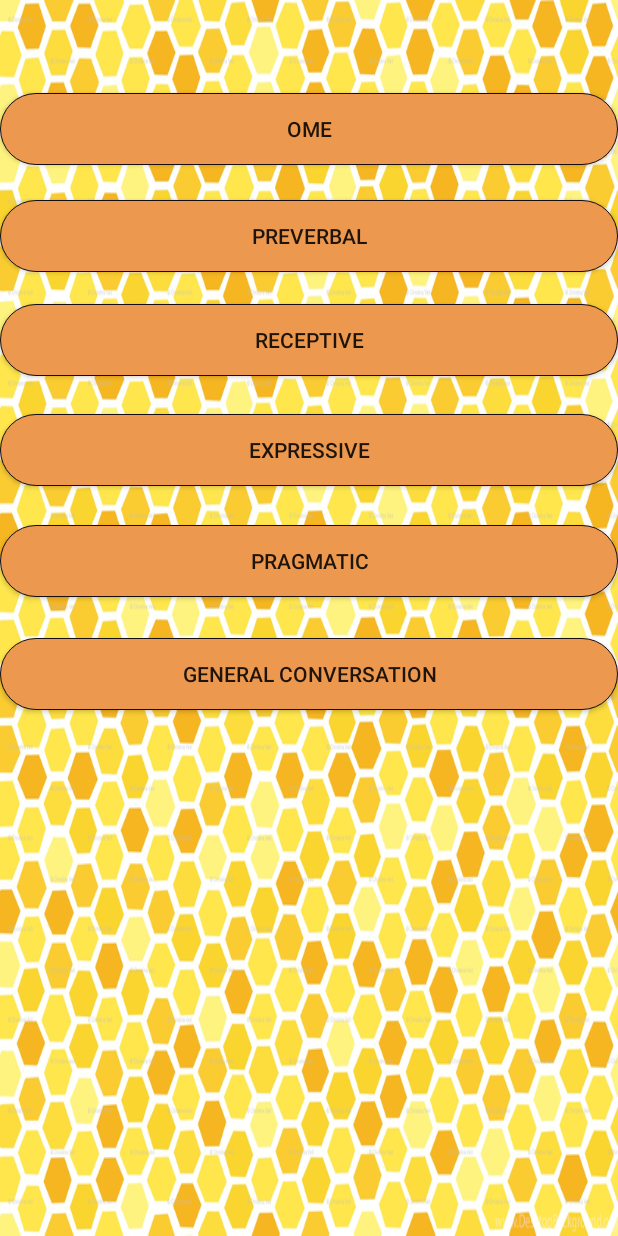
After one commit to rafzee/SpeechBee_final, an Android app: the TherapyLevelActivity screen opened directly, with no data from a screen before it, on a phone screen of 412 x 824 dp. The commit adds this screen. Run offline under Robolectric (Android 15) with nearby library versions, the phone set to English and light mode, and no system bars.

Commit message:
Therapy level commit

```diff
--- a/app/build.gradle
+++ b/app/build.gradle
@@ -31,4 +31,6 @@ dependencies {
 
 
 
+
+
 apply plugin: 'com.google.gms.google-services'
--- a/app/src/main/AndroidManifest.xml
+++ b/app/src/main/AndroidManifest.xml
@@ -18,7 +18,9 @@
         </activity>
         <activity android:name=".MainActivity" />
         <activity android:name=".LoginActivity" />
-        <activity android:name=".SignupActivity"></activity>
+        <activity android:name=".SignupActivity" />
+        <activity android:name=".TherapyLevelActivity" />
+        <activity android:name=".ReceptiveLevelsActivity"></activity>
     </application>
 
 </manifest>
--- a/app/src/main/java/com/example/muhamin/speechbee/LoginActivity.java
+++ b/app/src/main/java/com/example/muhamin/speechbee/LoginActivity.java
@@ -71,7 +71,7 @@ public class LoginActivity extends AppCompatActivity {
                             if (task.isSuccessful()) {
                                 FirebaseUser user = mAuth.getCurrentUser();
                                 Toast.makeText(getApplicationContext(), "Logged in", Toast.LENGTH_SHORT).show();
-                                Intent intent = new Intent(LoginActivity.this, MainActivity.class);
+                                Intent intent = new Intent(LoginActivity.this, TherapyLevelActivity.class);
                                 startActivity(intent);
                                 finish();
                             } else {
--- /dev/null
+++ b/app/src/main/java/com/example/muhamin/speechbee/TherapyLevelActivity.java
@@ -0,0 +1,26 @@
+package com.example.muhamin.speechbee;
+
+import android.content.Intent;
+import android.support.v7.app.AppCompatActivity;
+import android.os.Bundle;
+import android.view.View;
+import android.widget.Button;
+
+public class TherapyLevelActivity extends AppCompatActivity {
+ Button b3;
+    @Override
+    protected void onCreate(Bundle savedInstanceState) {
+        super.onCreate(savedInstanceState);
+        setContentView(R.layout.activity_therapy_level);
+
+
+        b3=findViewById(R.id.btn3);
+        b3.setOnClickListener(new View.OnClickListener() {
+            @Override
+            public void onClick(View view) {
+                Intent intent = new Intent(TherapyLevelActivity.this, ReceptiveLevelsActivity.class);
+                startActivity(intent);
+            }
+    });
+    }
+}
--- /dev/null
+++ b/app/src/main/res/drawable/button_text.xml
@@ -0,0 +1,28 @@
+<?xml version="1.0" encoding="utf-8"?>
+
+<selector xmlns:android="http://schemas.android.com/apk/res/android">
+    <item android:state_pressed="true">
+        <shape android:shape="rectangle">
+            <corners android:radius="25.0dip" />
+            <stroke android:width="0.2dip" android:color="@color/colorWhite" />
+            <gradient android:angle="-90.0" android:endColor="@android:color/transparent" android:startColor="@android:color/transparent" />
+        </shape>
+    </item>
+    <item android:state_focused="true">
+        <shape android:shape="rectangle">
+            <corners android:radius="25.0dip" />
+            <stroke android:width="0.2dip" android:color="@color/colorWhite" />
+            <solid android:color="@color/colorPrimaryDark" />
+        </shape>
+    </item>
+    <item>
+        <shape android:shape="rectangle">
+            <corners android:radius="25.0dip" />
+            <stroke android:width="0.2dip" android:color="@color/colorAccent" />
+            <gradient android:startColor="#252121"
+                android:endColor="#141814"
+                android:angle="270" />
+            <solid android:color="@color/colorPrimaryDark" />
+        </shape>
+    </item>
+</selector>
--- /dev/null
+++ b/app/src/main/res/layout/activity_therapy_level.xml
@@ -0,0 +1,90 @@
+<?xml version="1.0" encoding="utf-8"?>
+<android.support.constraint.ConstraintLayout xmlns:android="http://schemas.android.com/apk/res/android"
+    xmlns:app="http://schemas.android.com/apk/res-auto"
+    xmlns:tools="http://schemas.android.com/tools"
+    android:layout_width="match_parent"
+    android:layout_height="match_parent"
+    android:background="@drawable/back"
+    tools:context="com.example.muhamin.speechbee.TherapyLevelActivity">
+
+    <RelativeLayout
+        android:layout_width="match_parent"
+        android:layout_height="match_parent"
+        tools:layout_editor_absoluteX="0dp"
+        tools:layout_editor_absoluteY="106dp"
+        tools:ignore="MissingConstraints">
+
+        <View
+            android:layout_width="match_parent"
+            android:layout_height="match_parent"
+            android:alpha="0.8" />
+
+        <Button
+            android:id="@+id/btn1"
+            android:layout_width="match_parent"
+            android:layout_height="wrap_content"
+            android:layout_alignParentEnd="true"
+            android:layout_alignParentRight="true"
+            android:layout_alignParentTop="true"
+            android:layout_marginTop="62dp"
+            android:background="@drawable/button_text"
+            android:text="OME" />
+
+        <Button
+            android:id="@+id/btn2"
+            android:layout_width="match_parent"
+            android:layout_height="wrap_content"
+            android:layout_alignParentLeft="true"
+            android:layout_alignParentStart="true"
+            android:layout_below="@+id/btn1"
+            android:layout_marginTop="23dp"
+            android:background="@drawable/button_text"
+            android:text="PreVerbal" />
+
+        <Button
+            android:id="@+id/btn3"
+            android:layout_width="match_parent"
+            android:layout_height="wrap_content"
+            android:layout_alignParentLeft="true"
+            android:layout_alignParentStart="true"
+            android:layout_below="@+id/btn2"
+            android:layout_marginTop="21dp"
+            android:background="@drawable/button_text"
+            android:text="Receptive" />
+
+        <Button
+            android:id="@+id/btn4"
+            android:layout_width="match_parent"
+            android:layout_height="wrap_content"
+            android:layout_alignParentLeft="true"
+            android:layout_alignParentStart="true"
+            android:layout_below="@+id/btn3"
+            android:layout_marginTop="25dp"
+            android:background="@drawable/button_text"
+            android:text="Expressive" />
+
+        <Button
+            android:id="@+id/btn5"
+            android:layout_width="match_parent"
+            android:layout_height="wrap_content"
+            android:layout_alignParentLeft="true"
+            android:layout_alignParentStart="true"
+            android:layout_below="@+id/btn4"
+            android:layout_marginTop="26dp"
+            android:background="@drawable/button_text"
+            android:text="Pragmatic" />
+
+        <Button
+            android:id="@+id/btn6"
+            android:layout_width="match_parent"
+            android:layout_height="wrap_content"
+            android:layout_alignParentLeft="true"
+            android:layout_alignParentStart="true"
+            android:layout_below="@+id/btn5"
+            android:layout_marginTop="27dp"
+            android:background="@drawable/button_text"
+            android:text="General conversation" />
+
+
+    </RelativeLayout>
+</android.support.constraint.ConstraintLayout>
--- a/app/src/main/res/values/colors.xml
+++ b/app/src/main/res/values/colors.xml
@@ -6,5 +6,6 @@
     <color name="colorRed">#ff2026</color>
     <color name="colorWhite">#FFFFFF</color>
     <color name="colorAmber">#FFC400</color>
+    <color name="colorText">#faeb9f</color>
 
 </resources>
```
Also changed, not shown: app/src/main/java/com/example/muhamin/speechbee/ReceptiveLevelsActivity.java (added, +14 -0 lines), app/src/main/res/layout/activity_receptive_levels.xml (added, +57 -0 lines).
